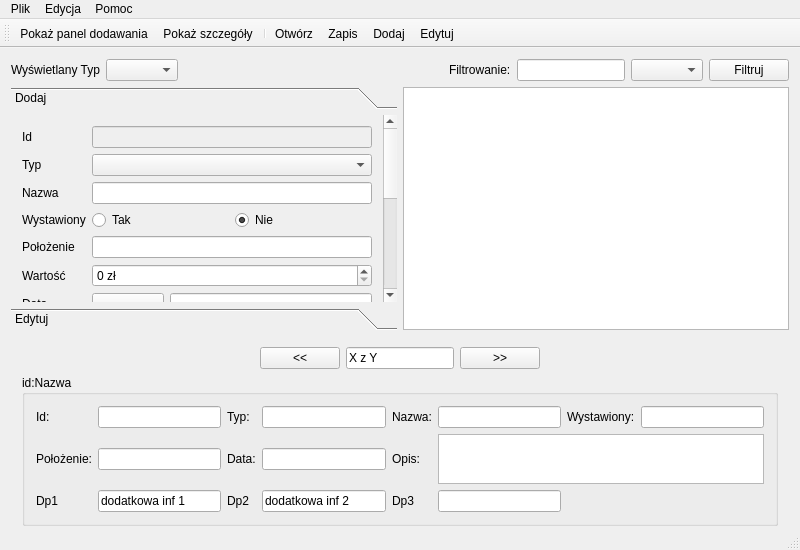
First picture: the form in mainwindow.ui, repository bzyx/MuzeumGUI, before the edit.
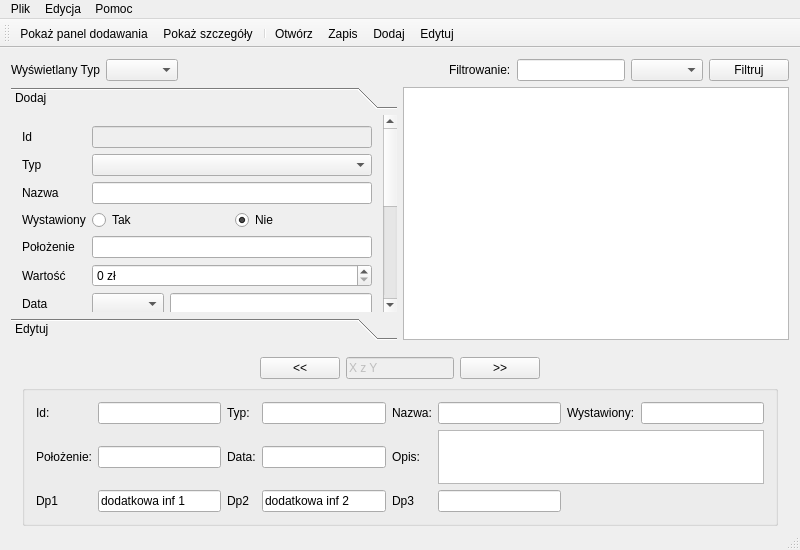
Second picture: the form after the edit. Icons and pictures are not drawn.

Commit message: Starting works at "szczegóły"

Patch:
```diff
--- a/mainwindow.ui
+++ b/mainwindow.ui
@@ -123,9 +123,9 @@
          <property name="geometry">
           <rect>
            <x>0</x>
-           <y>-199</y>
+           <y>0</y>
            <width>371</width>
-           <height>398</height>
+           <height>402</height>
           </rect>
          </property>
          <attribute name="label">
@@ -645,7 +645,10 @@
               </widget>
              </item>
              <item>
-              <widget class="QLineEdit" name="lineEdit_2">
+              <widget class="QLineEdit" name="sz_licznik">
+               <property name="enabled">
+                <bool>false</bool>
+               </property>
                <property name="sizePolicy">
                 <sizepolicy hsizetype="Minimum" vsizetype="Fixed">
                  <horstretch>0</horstretch>
@@ -682,7 +685,10 @@
            <item>
             <widget class="QGroupBox" name="groupBox">
              <property name="title">
-              <string>id:Nazwa</string>
+              <string/>
+             </property>
+             <property name="flat">
+              <bool>false</bool>
              </property>
              <layout class="QHBoxLayout" name="horizontalLayout_16">
               <item>
```
Left out of the diff: 2 changed lines with no effect on the pictures. The commit also changes 2 other files.
